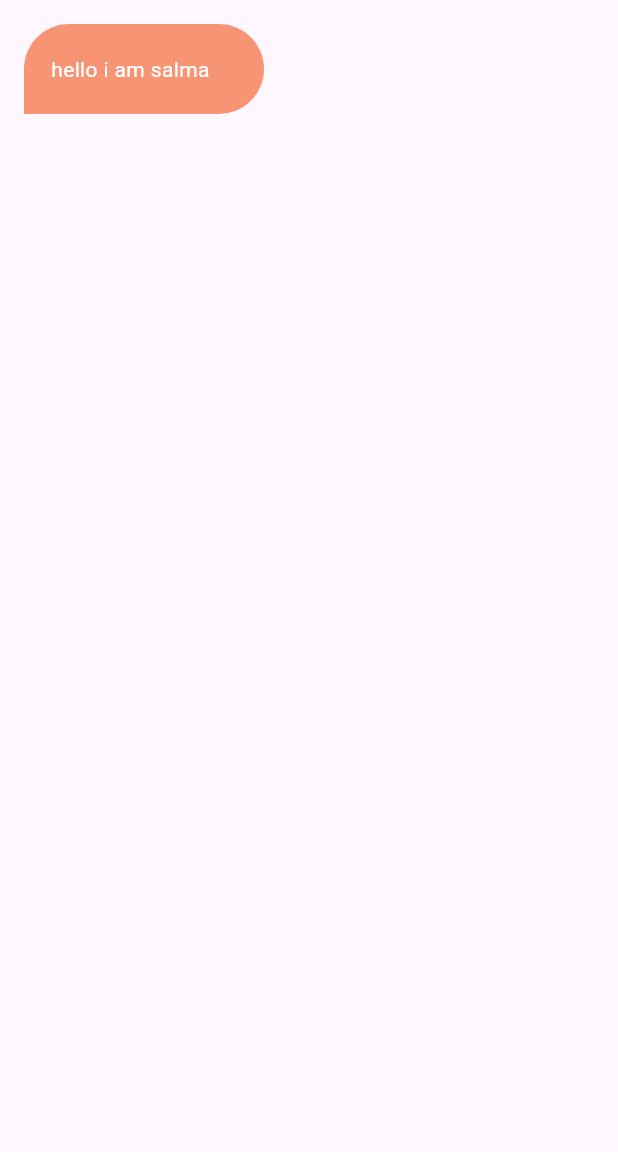
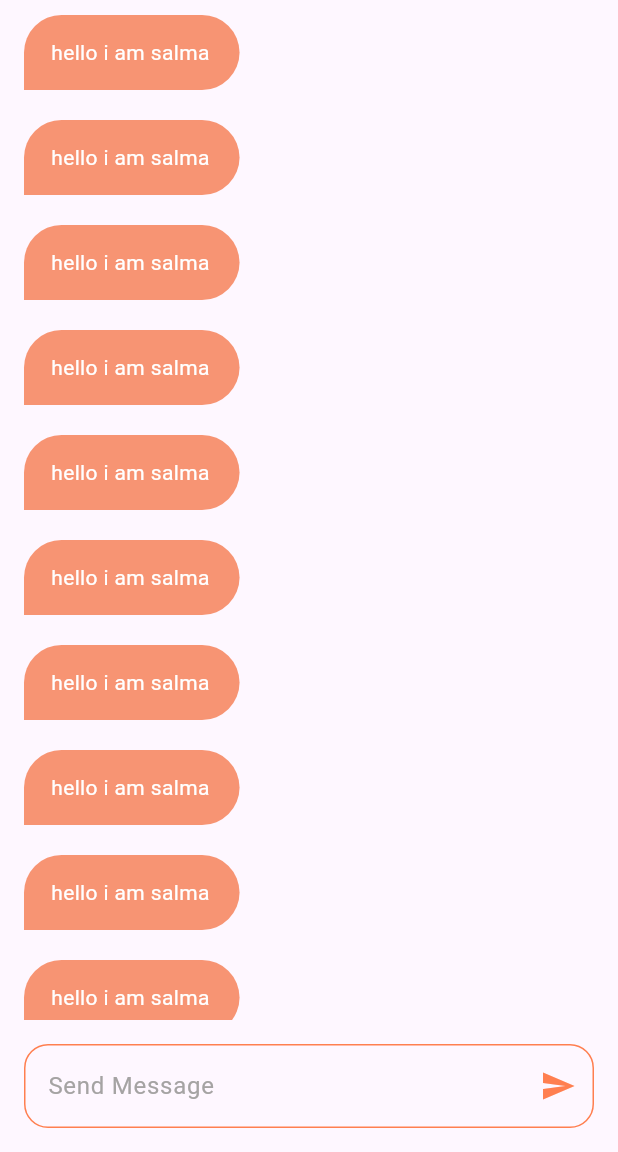
Before and after one commit to salma-elmaghawry/Chat-App, a Flutter app: the screen it shows after launch, on a phone screen of 412 x 824 dp, the part 84-1236 px from its top. Run offline on Flutter 3.47's test engine with Material 3 defaults, Android fonts, the light colour scheme and no system bars; our stand-ins replace firebase_auth, firebase_core, modal_progress_hud_nsn; accounts and stored records are empty.

Commit message:
chat page ui done

```diff
--- a/lib/Screens/chat_page.dart
+++ b/lib/Screens/chat_page.dart
@@ -29,7 +29,38 @@ class chatPage extends StatelessWidget {
           ),
           centerTitle: true,
         ),
-      body:  Bubble(),
-    );
+        body: Column(
+          children: [
+            Expanded(
+              child: ListView.builder(itemBuilder: (context, index) {
+                return BubbleChat();
+              }),
+            ),
+            Padding(
+              padding: const EdgeInsets.all(16),
+              child: TextField(
+
+                decoration: InputDecoration(
+                  hintText: "Send Message",
+                  hintStyle:TextStyle(color: const Color.fromARGB(255, 165, 163, 163),),
+                  suffixIcon: Icon(Icons.send),
+                  suffixIconColor: kPrimaryColor,
+                  border: OutlineInputBorder(
+                      borderRadius: BorderRadius.circular(16),
+                    borderSide: BorderSide(width: 2.0,color: kPrimaryColor),
+                  ),
+                  enabledBorder: OutlineInputBorder(
+                    borderRadius: BorderRadius.circular(16),
+                    borderSide: BorderSide(color: kPrimaryColor),
+                  ),
+                  focusedBorder: OutlineInputBorder(
+                    borderRadius: BorderRadius.circular(16),
+                    borderSide: BorderSide(width: 2.0, color: kPrimaryColor),
+                  ),
+                ),
+              ),
+            ),
+          ],
+        ));
   }
 }
--- a/lib/widgets/chat_bubble.dart
+++ b/lib/widgets/chat_bubble.dart
@@ -1,17 +1,18 @@
 import 'package:chat_app/constant.dart';
 import 'package:flutter/material.dart';
 
-class Bubble extends StatelessWidget {
-  const Bubble({super.key});
+class BubbleChat extends StatelessWidget {
+  const BubbleChat({super.key});
 
   @override
   Widget build(BuildContext context) {
-    return Container(
+    return Align(
       alignment: Alignment.centerLeft,
-      padding: EdgeInsets.only(left: 18),
-      margin: EdgeInsets.all(16),
-      height: 60,
-      width: 160,
+      child: Container(
+        //,alignment: Alignment.centerLeft,
+        padding: EdgeInsets.only(left: 18,top: 15,bottom: 15,right: 20),
+        margin: EdgeInsets.symmetric(horizontal: 16,vertical: 10),
+
         decoration: const BoxDecoration(
           borderRadius: BorderRadius.only(
               topLeft: Radius.circular(30),
@@ -20,9 +21,10 @@ class Bubble extends StatelessWidget {
               ),
           color:seccolor,
         ),
-      child:Text("hello i am salma ",
+        child:Text("hello i am salma",
             style: TextStyle(
               color: Colors.white,
+            ),
           ),
       ),
     );
```
Lines whose indentation alone changed are shown as unchanged.
